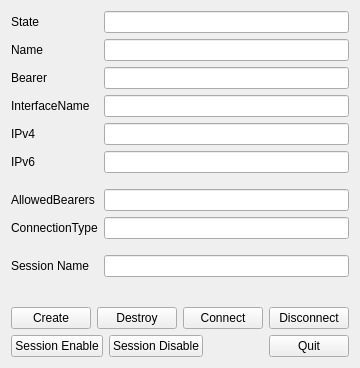
The window that src/ui/session.ui (igaw/session-ui) describes before a commit, drawn with Qt 5.
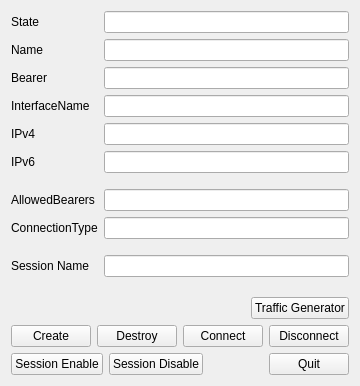
The same window after the commit.

Commit message:
session ui: Add TrafficGenerator button
And also give the window a proper name.

```diff
--- a/src/ui/session.ui
+++ b/src/ui/session.ui
@@ -7,7 +7,7 @@
     <x>0</x>
     <y>0</y>
     <width>344</width>
-    <height>368</height>
+    <height>386</height>
    </rect>
   </property>
   <property name="windowTitle">
@@ -199,6 +199,30 @@
      </property>
     </spacer>
    </item>
+   <item>
+    <layout class="QHBoxLayout" name="horizontalLayout_4">
+     <item>
+      <spacer name="horizontalSpacer_2">
+       <property name="orientation">
+        <enum>Qt::Horizontal</enum>
+       </property>
+       <property name="sizeHint" stdset="0">
+        <size>
+         <width>40</width>
+         <height>20</height>
+        </size>
+       </property>
+      </spacer>
+     </item>
+     <item>
+      <widget class="QPushButton" name="pb_TrafficGenerator">
+       <property name="text">
+        <string>Traffic Generator</string>
+       </property>
+      </widget>
+     </item>
+    </layout>
+   </item>
    <item>
     <layout class="QHBoxLayout" name="horizontalLayout">
      <item>
```
Left out of the diff: 3 changed lines with no effect on the pictures.
